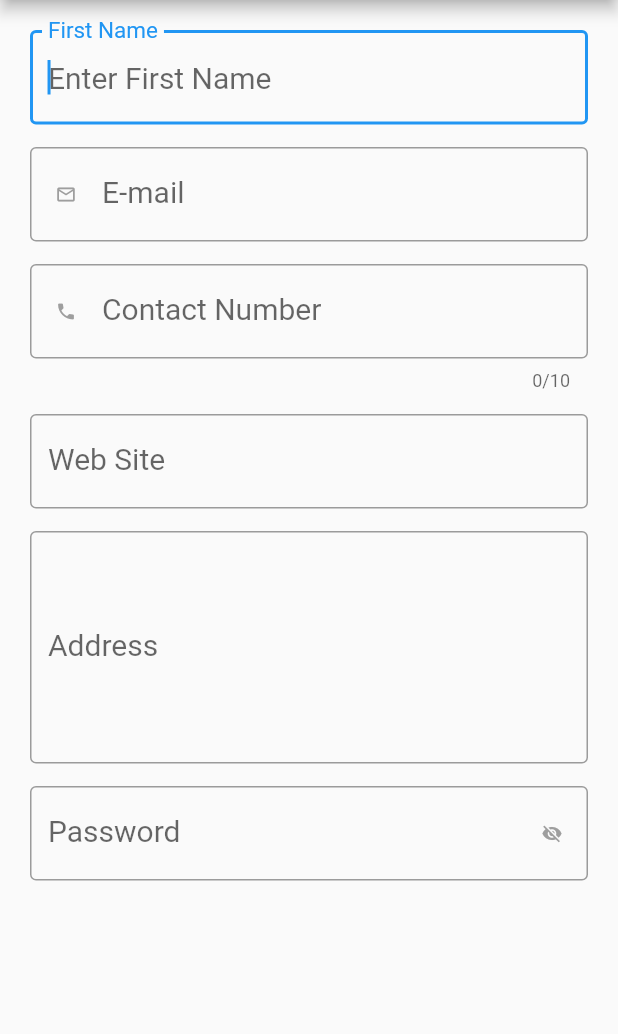
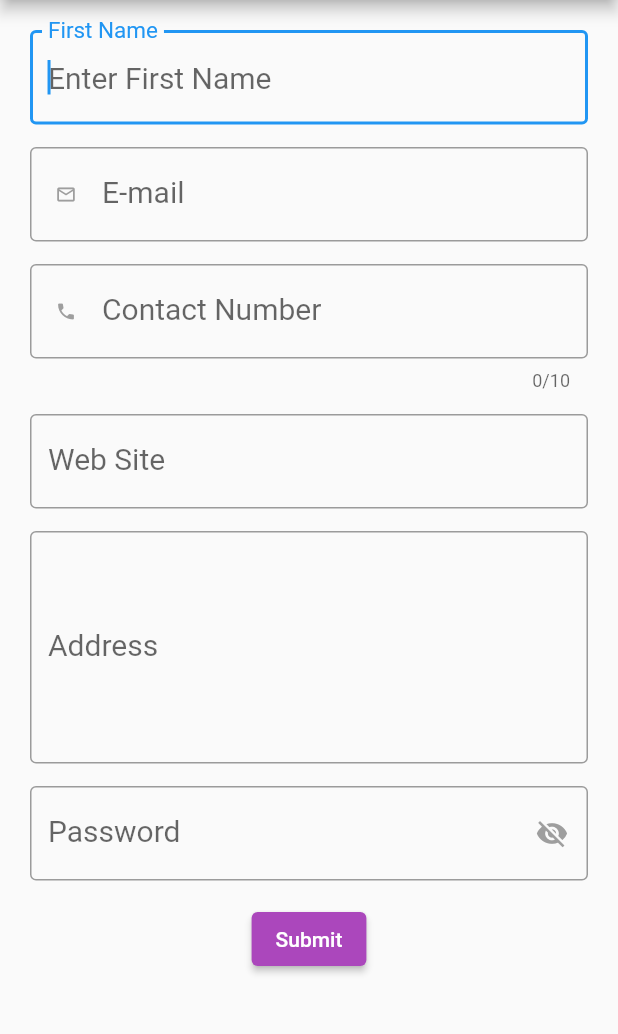
Before and after one commit to tbs-raviashara/flutter-demo, a Flutter app: the InputDemo screen opened by its route, on a phone screen of 412 x 824 dp, the part 84-1118 px from its top. Run offline on Flutter 3.47's test engine with Material 2 defaults, Android fonts, the phone set to English and light mode, and no system bars; our stand-ins replace awesome_dialog, carousel_slider, connectivity, device_info, flutter_slidable, fluttertoast and 12 more; missing offline and left inert: feature_discovery, qr_code_scanner.

```diff
--- a/lib/inputfield.dart
+++ b/lib/inputfield.dart
@@ -13,7 +13,12 @@ class InputDemo extends StatefulWidget {
 
 class _InputDemoState extends State<InputDemo> {
   bool _showPassword = true;
-
+  TextEditingController firstNameController = new TextEditingController();
+  TextEditingController emailController = new TextEditingController();
+  TextEditingController cnoController = new TextEditingController();
+  TextEditingController weburlController = new TextEditingController();
+  TextEditingController addressController = new TextEditingController();
+  TextEditingController passwordController = new TextEditingController();
   @override
   Widget build(BuildContext context) {
     return SafeArea(
@@ -30,6 +35,7 @@ class _InputDemoState extends State<InputDemo> {
                         child: Column(children: <Widget>[
                       TextField(
                         autofocus: true,
+                        controller: firstNameController,
                         decoration: InputDecoration(
                             border: OutlineInputBorder(),
                             labelText: 'First Name',
@@ -41,6 +47,7 @@ class _InputDemoState extends State<InputDemo> {
                       SizedBox(height: 15),
                       TextField(
                           autofocus: true,
+                          controller: emailController,
                           decoration: InputDecoration(
                               prefixIcon: Icon(
                                 Icons.email_outlined,
@@ -57,9 +64,9 @@ class _InputDemoState extends State<InputDemo> {
                           textInputAction: TextInputAction.next),
                       SizedBox(height: 15),
                       TextField(
-                  maxLength: 10,
+                        autofocus: true,
+                        controller: cnoController,
                         keyboardType: TextInputType.number,
-                  autofocus: true,
                         decoration: InputDecoration(
                             prefixIcon: Icon(
                               Icons.phone,
@@ -70,32 +77,35 @@ class _InputDemoState extends State<InputDemo> {
                             border: OutlineInputBorder(),
                             labelText: 'Contact Number',
                             hintText: 'Enter Contact nNumber'),
+                        maxLength: 10,
                         obscureText: false,
                         style: TextStyle(color: Colors.black87, fontSize: 20),
                         textInputAction: TextInputAction.next,
                       ),
                       SizedBox(height: 15),
                       TextField(
-                  keyboardType: TextInputType.url,
                         autofocus: true,
+                        controller: weburlController,
                         decoration: InputDecoration(
                             floatingLabelBehavior: FloatingLabelBehavior.auto,
                             border: OutlineInputBorder(),
                             labelText: 'Web Site',
                             hintText: 'Enter Web URL'),
+                        keyboardType: TextInputType.url,
                         obscureText: false,
                         style: TextStyle(color: Colors.black87, fontSize: 20),
                         textInputAction: TextInputAction.next,
                       ),
                       SizedBox(height: 15),
                       TextField(
-                    keyboardType: TextInputType.streetAddress,
                           autofocus: true,
+                          controller: addressController,
                           decoration: InputDecoration(
                               floatingLabelBehavior: FloatingLabelBehavior.auto,
                               border: OutlineInputBorder(),
                               labelText: 'Address',
                               hintText: 'Enter Address'),
+                          keyboardType: TextInputType.streetAddress,
                           maxLines: 5,
                           obscureText: false,
                           style: TextStyle(color: Colors.black87, fontSize: 20),
@@ -103,6 +113,7 @@ class _InputDemoState extends State<InputDemo> {
                       SizedBox(height: 15),
                       TextField(
                           autofocus: true,
+                          controller: passwordController,
                           decoration: InputDecoration(
                             floatingLabelBehavior: FloatingLabelBehavior.auto,
                             border: OutlineInputBorder(),
@@ -119,14 +130,27 @@ class _InputDemoState extends State<InputDemo> {
                                     ? Icons.visibility_off
                                     : Icons.visibility,
                                 color: Colors.grey,
-                          size: 14,
+                                size: 22,
                               ),
                             ),
                           ),
                           obscureText: _showPassword,
                           style: TextStyle(color: Colors.black87, fontSize: 20),
                           textInputAction: TextInputAction.send),
-              ])))),
-    ));
+                      SizedBox(height: 15),
+                      ElevatedButton(
+                        onPressed: () {
+                          print(firstNameController.text);
+                          print(emailController.text);
+                          print(cnoController.text);
+                          print(weburlController.text);
+                          print(addressController.text);
+                          print(passwordController.text);
+                        },
+                        child: new Text('Submit'),
+                        style: ElevatedButton.styleFrom(
+                            primary: Colors.purple[400]),
+                      )
+                    ]))))));
   }
 }
```
Lines whose indentation alone changed are shown as unchanged.
